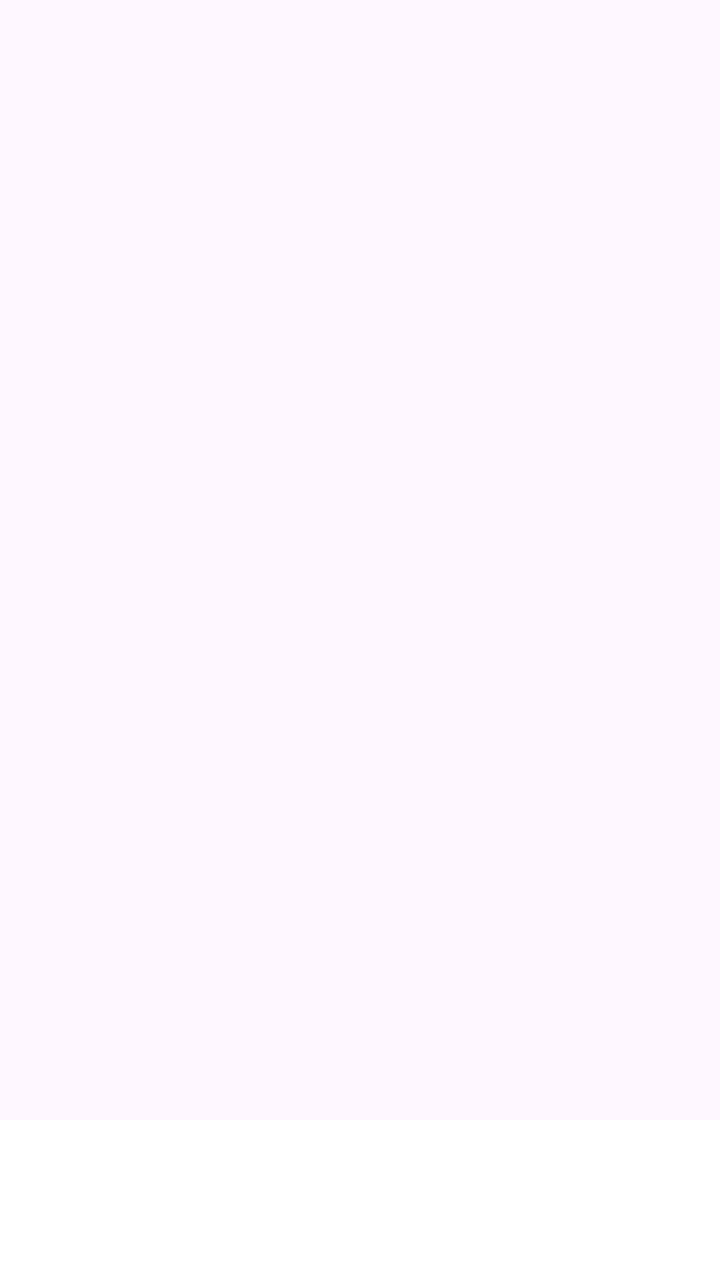
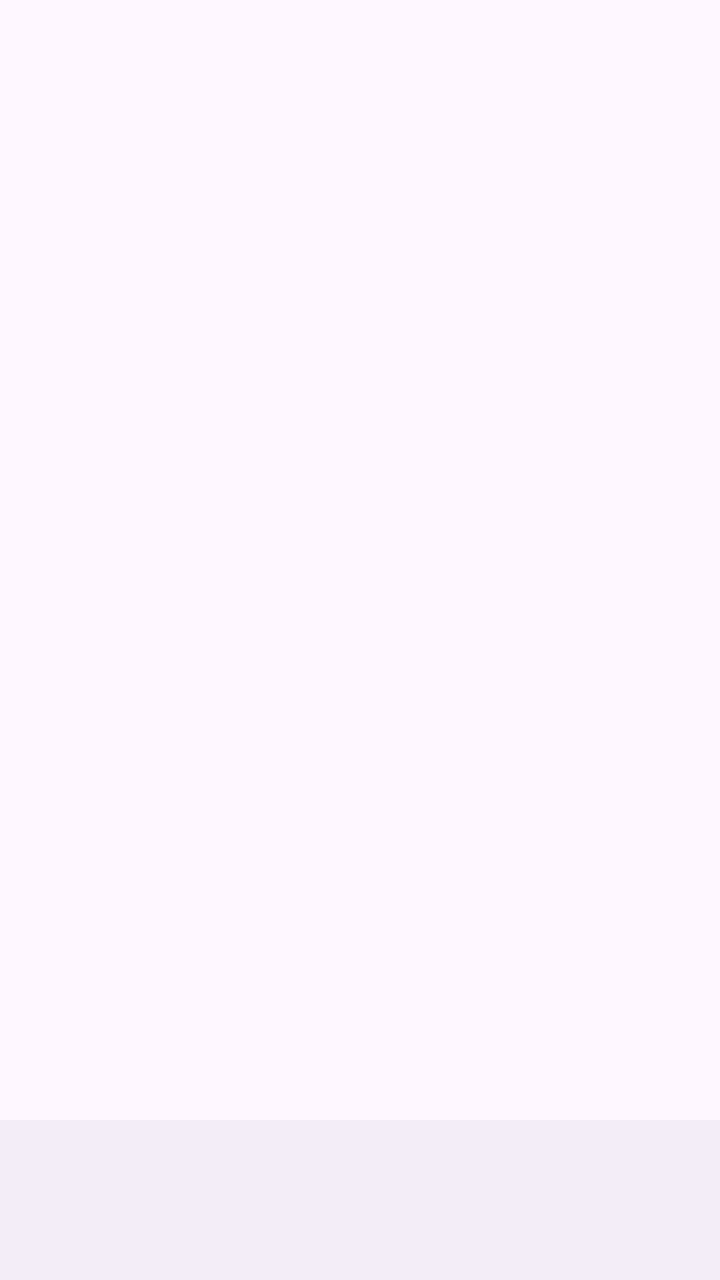

Before-and-after screenshots of an Android layout around one commit, followed by the original layout XML and the change that was made.
<!-- AndroidManifest.xml: application theme Theme.CallShield -->
<!-- res/layout/activity_home.xml -->
<?xml version="1.0" encoding="utf-8"?>
<LinearLayout xmlns:android="http://schemas.android.com/apk/res/android"
    android:layout_width="match_parent" android:layout_height="match_parent" android:orientation="vertical">
    <FrameLayout android:id="@+id/fragmentContainer" android:layout_width="match_parent" android:layout_height="0dp" android:layout_weight="1"/>
    <com.google.android.material.bottomnavigation.BottomNavigationView android:id="@+id/bottomNav" android:layout_width="match_parent" android:layout_height="wrap_content" android:background="#FFFFFF"/>
</LinearLayout>
<!-- resources referenced by this layout -->
<resources>
  <style name="Theme.CallShield" parent="Theme.Material3.DayNight">
          <item name="colorPrimary">@color/primary</item>
          <item name="colorPrimaryVariant">@color/primary_variant</item>
          <item name="colorSecondary">@color/secondary</item>
      </style>
  <color name="primary">#0D47A1</color>
  <color name="primary_variant">#002171</color>
  <color name="secondary">#1976D2</color>
</resources>

<!-- the commit's change to res/layout/activity_home.xml (unified diff, before → after) -->
@@ -1,6 +1,15 @@
 <?xml version="1.0" encoding="utf-8"?>
 <LinearLayout xmlns:android="http://schemas.android.com/apk/res/android"
-    android:layout_width="match_parent" android:layout_height="match_parent" android:orientation="vertical">
-    <FrameLayout android:id="@+id/fragmentContainer" android:layout_width="match_parent" android:layout_height="0dp" android:layout_weight="1"/>
-    <com.google.android.material.bottomnavigation.BottomNavigationView android:id="@+id/bottomNav" android:layout_width="match_parent" android:layout_height="wrap_content" android:background="#FFFFFF"/>
+    android:layout_width="match_parent"
+    android:layout_height="match_parent"
+    android:orientation="vertical">
+    <FrameLayout
+        android:id="@+id/fragmentContainer"
+        android:layout_width="match_parent"
+        android:layout_height="0dp"
+        android:layout_weight="1" />
+    <com.google.android.material.bottomnavigation.BottomNavigationView
+        android:id="@+id/bottomNav"
+        android:layout_width="match_parent"
+        android:layout_height="wrap_content" />
 </LinearLayout>
